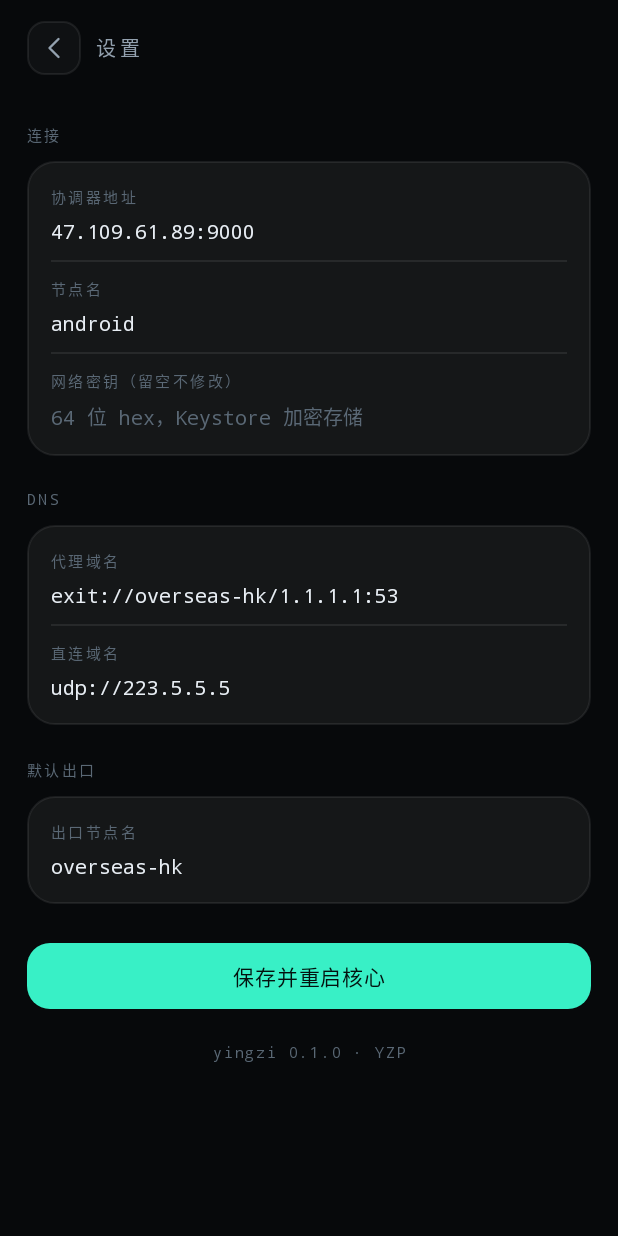
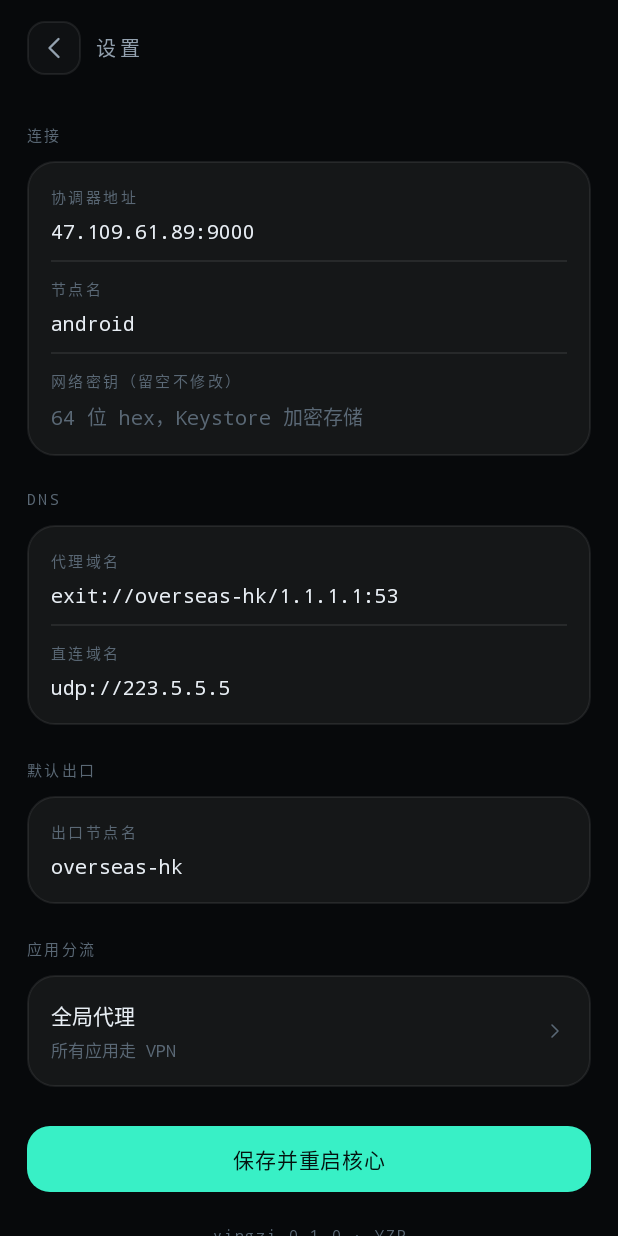
Before and after one commit to pingfury108/yingzi, an Android app: the screen it shows after launch (SettingsActivity), after a tap on "设置", on a phone screen of 412 x 824 dp. Run offline under Robolectric (Android 15) with nearby library versions, the phone set to English and light mode, and no system bars; 2 statements that could not run were skipped.

Commit message:
feat: 分应用代理 (P6c)
- AppRules: 三种模式 全局 / 仅代理选中 / 排除选中，选择持久化
- AppsActivity: 已安装应用列表（图标+包名+搜索+开关），模式切换
- YzVpnService:
  · INCLUDE 模式用 addAllowedApplication（自身不在白名单 → 自动绕过）
  · 全局/排除模式用 addDisallowedApplication（先排除自身）
  · 两种 API 互斥，按模式二选一
  · 新增 ACTION_REBUILD：分应用模式变化必须重建 TUN
    （allowed/disallowed 只能在 establish 时设定，只重启核心无效）
- 设置页新增「应用分流」入口，显示当前模式与已选数量

真机验证:
- 仅代理模式下 shell(uid 2000) 走直连 → 123.139.9.92 ✓
- 选中应用(夸克)流量进入核心 → 日志可见 TCP 决策 ✓
- 切回全局 → ifconfig.me 149.129.41.181 / google 204 ✓

已知限制: 暂不支持某应用走指定出口（需要逐连接 UID，
Android 对普通应用只开放 VPN 级 allow/deny 列表）

```diff
--- /dev/null
+++ b/android/app/src/main/java/io/yingzi/app/AppRules.kt
@@ -0,0 +1,58 @@
+package io.yingzi.app
+
+import android.content.Context
+import android.content.pm.PackageManager
+
+/**
+ * 分应用代理：
+ * - GLOBAL  全局代理（默认）
+ * - INCLUDE 仅代理选中应用
+ * - EXCLUDE 选中应用直连（其余代理）
+ */
+object AppRules {
+    const val GLOBAL = 0
+    const val INCLUDE = 1
+    const val EXCLUDE = 2
+
+    fun mode(ctx: Context): Int =
+        ctx.getSharedPreferences("yz", Context.MODE_PRIVATE).getInt("app_mode", GLOBAL)
+
+    fun setMode(ctx: Context, mode: Int) {
+        ctx.getSharedPreferences("yz", Context.MODE_PRIVATE).edit().putInt("app_mode", mode).apply()
+    }
+
+    fun selected(ctx: Context): MutableSet<String> {
+        val raw = ctx.getSharedPreferences("yz", Context.MODE_PRIVATE)
+            .getStringSet("app_list", emptySet()) ?: emptySet()
+        return raw.toMutableSet()
+    }
+
+    fun setSelected(ctx: Context, pkgs: Set<String>) {
+        ctx.getSharedPreferences("yz", Context.MODE_PRIVATE).edit()
+            .putStringSet("app_list", pkgs).apply()
+    }
+
+    /** 已安装的可启动应用（含自身，便于排除） */
+    fun installed(ctx: Context): List<AppEntry> {
+        val pm = ctx.packageManager
+        val intent = android.content.Intent(android.content.Intent.ACTION_MAIN)
+            .addCategory(android.content.Intent.CATEGORY_LAUNCHER)
+        return pm.queryIntentActivities(intent, 0)
+            .mapNotNull { ri ->
+                val pkg = ri.activityInfo?.packageName ?: return@mapNotNull null
+                val label = ri.loadLabel(pm).toString()
+                AppEntry(pkg, label)
+            }
+            .distinctBy { it.pkg }
+            .sortedBy { it.label.lowercase() }
+    }
+
+    fun labelOf(ctx: Context, pkg: String): String = try {
+        val pm = ctx.packageManager
+        pm.getApplicationLabel(pm.getApplicationInfo(pkg, 0)).toString()
+    } catch (e: Exception) {
+        pkg
+    }
+}
+
+data class AppEntry(val pkg: String, val label: String)
--- a/android/app/src/main/java/io/yingzi/app/SettingsActivity.kt
+++ b/android/app/src/main/java/io/yingzi/app/SettingsActivity.kt
@@ -21,6 +21,9 @@ class SettingsActivity : AppCompatActivity() {
         findViewById<EditText>(R.id.directDns).setText(cfg.directDns)
 
         findViewById<ImageButton>(R.id.back).setOnClickListener { finish() }
+        findViewById<android.view.View>(R.id.appsRow).setOnClickListener {
+            startActivity(Intent(this, AppsActivity::class.java))
+        }
 
         findViewById<MaterialButton>(R.id.save).setOnClickListener {
             val secretInput = findViewById<EditText>(R.id.secret).text.toString().trim()
@@ -40,4 +43,17 @@ class SettingsActivity : AppCompatActivity() {
             finish()
         }
     }
+
+    override fun onResume() {
+        super.onResume()
+        val mode = when (AppRules.mode(this)) {
+            AppRules.INCLUDE -> "仅代理选中应用"
+            AppRules.EXCLUDE -> "排除选中应用"
+            else -> "全局代理"
+        }
+        val n = AppRules.selected(this).size
+        findViewById<android.widget.TextView>(R.id.appsMode).text = mode
+        findViewById<android.widget.TextView>(R.id.appsSub).text =
+            if (AppRules.mode(this) == AppRules.GLOBAL) "所有应用走 VPN" else "已选 $n 个应用"
+    }
 }
--- a/android/app/src/main/res/layout/activity_settings.xml
+++ b/android/app/src/main/res/layout/activity_settings.xml
@@ -115,6 +115,30 @@
                     android:inputType="text" android:importantForAutofill="no" />
             </LinearLayout>
 
+            <TextView style="@style/SectionLabel" android:layout_width="wrap_content"
+                android:layout_height="wrap_content" android:text="应用分流" />
+
+            <LinearLayout android:id="@+id/appsRow" android:layout_width="match_parent"
+                android:layout_height="wrap_content" android:orientation="horizontal"
+                android:gravity="center_vertical" android:background="@drawable/bg_card"
+                android:padding="16dp">
+
+                <LinearLayout android:layout_width="0dp" android:layout_height="wrap_content"
+                    android:layout_weight="1" android:orientation="vertical">
+                    <TextView android:id="@+id/appsMode" android:layout_width="wrap_content"
+                        android:layout_height="wrap_content" android:text="全局代理"
+                        android:textSize="14sp" android:textColor="@color/text" />
+                    <TextView android:id="@+id/appsSub" android:layout_width="wrap_content"
+                        android:layout_height="wrap_content" android:layout_marginTop="4dp"
+                        android:text="所有应用走 VPN" android:textSize="11sp"
+                        android:fontFamily="monospace" android:textColor="@color/text_3" />
+                </LinearLayout>
+
+                <ImageView android:layout_width="16dp" android:layout_height="16dp"
+                    android:src="@drawable/ic_chevron" app:tint="@color/text_3"
+                    android:contentDescription="进入" />
+            </LinearLayout>
+
             <com.google.android.material.button.MaterialButton
                 android:id="@+id/save" style="@style/CtaButton"
                 android:layout_width="match_parent" android:layout_height="wrap_content"
```
Also changed, not shown: android/app/src/main/AndroidManifest.xml (+8 -1 lines), android/app/src/main/java/io/yingzi/app/AppsActivity.kt (added, +176 -0 lines), android/app/src/main/java/io/yingzi/app/YzVpnService.kt (+50 -7 lines), android/app/src/main/res/layout/activity_apps.xml (added, +51 -0 lines).
